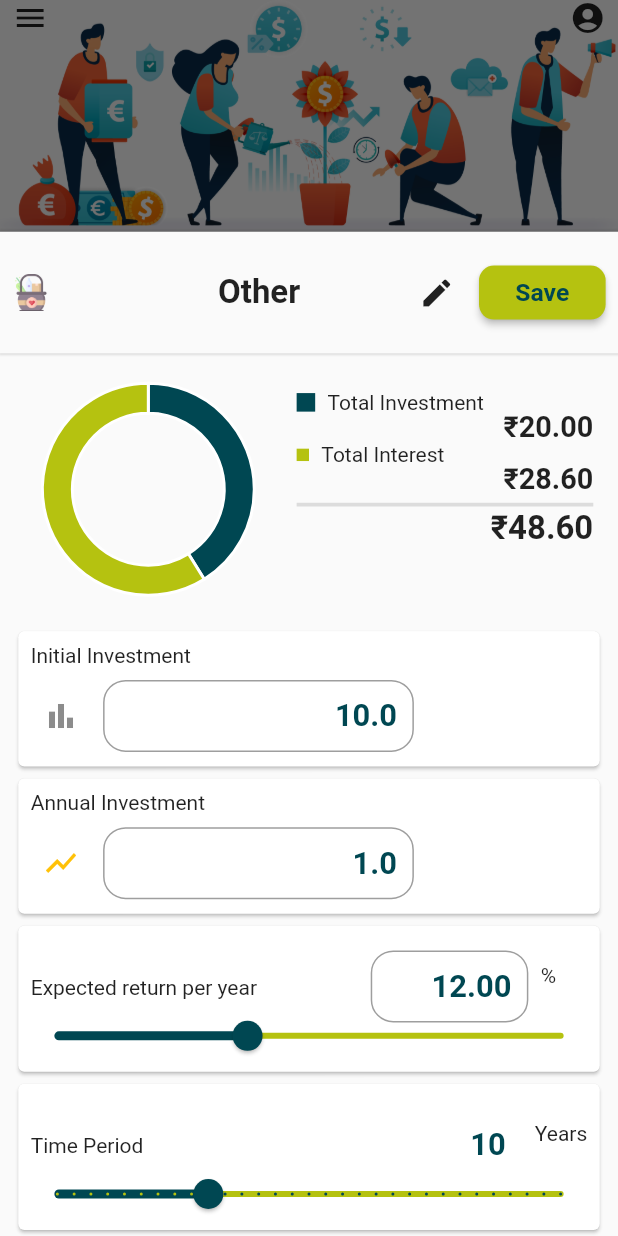
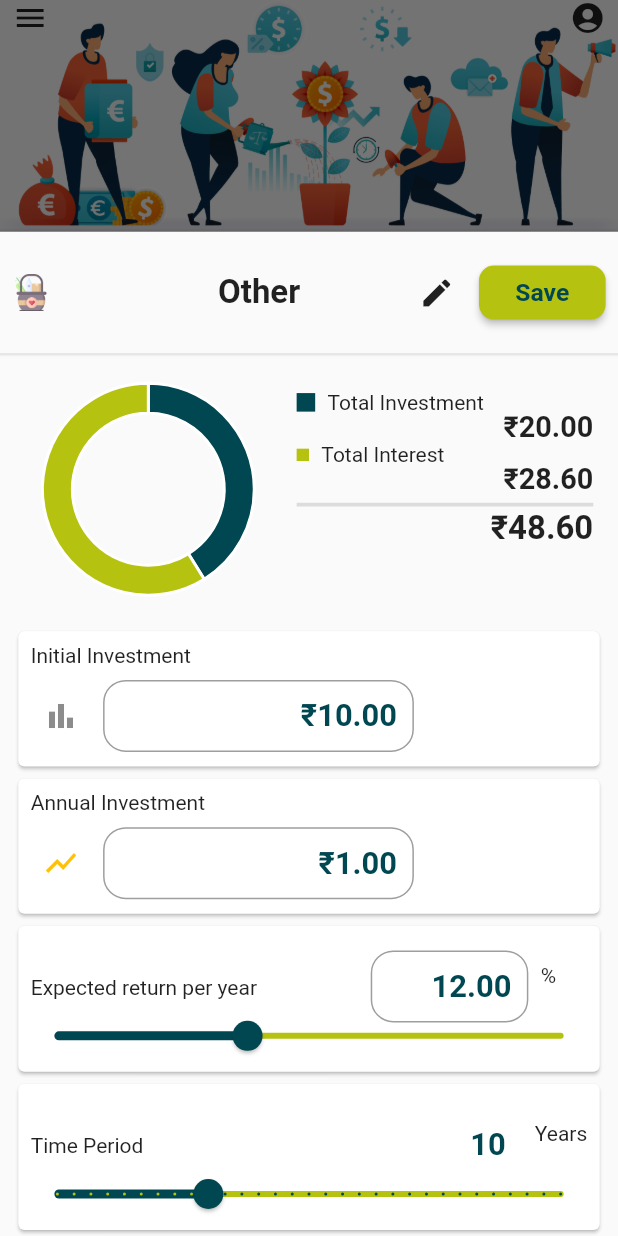
Before and after one commit to DRcollab/Dhanrashi_Source, a Flutter app: the InvestmentInputScreen screen opened directly with empty values, scrolled down 79 dp, after a tap on "Others", on a phone screen of 412 x 824 dp. Run offline on Flutter 3.47's test engine with Material 2 defaults, Android fonts, the phone set to English and light mode, and no system bars; our stand-ins replace charts_flutter, cloud_firestore, connectivity, firebase_auth, firebase_core, flutter_svg and 6 more; missing offline and left inert: dart:ffi, flutter_rounded_date_picker, loading_gifs, matrix2d; accounts and stored records are empty; project files that could hold a hidden picture were left out.

Commit message:
some more

```diff
--- a/lib/components/investment_tabview_class.dart
+++ b/lib/components/investment_tabview_class.dart
@@ -258,7 +258,7 @@ class _InvestmentTabViewState extends State<InvestmentTabView> {
                     text2: '${(investments[index].investmentRoi*100).toStringAsFixed(2)}%',
                     icon1: Icons.watch_later_outlined,
                     icon2: FontAwesomeIcons.chartLine,
-                    highlight:'Corpus: ${futureValue.toStringAsFixed(2)} lac' ,
+                    highlight:'Corpus: ${textFormat.format(futureValue)}' ,
                     trailing: IconButton(
                       icon: Icon(Icons.edit) ,
                       onPressed: (){
--- a/lib/components/labelled_input.dart
+++ b/lib/components/labelled_input.dart
@@ -68,18 +68,19 @@ class _LabeledInputState extends State<LabeledInput> {
   @override
   void initState() {
     textFormat = NumberFormat.simpleCurrency(locale:'en-in');
-    if(widget.initialValue>0){
-      if(widget.initialValue<1){
-        controller.text = (widget.initialValue*100).toString();
-        textLabel = 'Thousand';
-      }else{
-        controller.text = widget.initialValue.toString();
-        textLabel = 'Lakh';
-      }
-    }else{
-      controller.text = widget.initialValue.toString();
-      textLabel = '';
-    }
+    controller.text = textFormat.format(widget.initialValue);
+    // if(widget.initialValue>0){
+    //   if(widget.initialValue<1){
+    //     controller.text = (widget.initialValue*100).toString();
+    //     textLabel = 'Thousand';
+    //   }else{
+    //     controller.text = widget.initialValue.toString();
+    //     textLabel = 'Lakh';
+    //   }
+    // }else{
+    //   controller.text = widget.initialValue.toString();
+    //   textLabel = '';
+    // }
 
     _currency = NumberFormat.compactSimpleCurrency(locale: 'en-in').currencySymbol;
 
```
